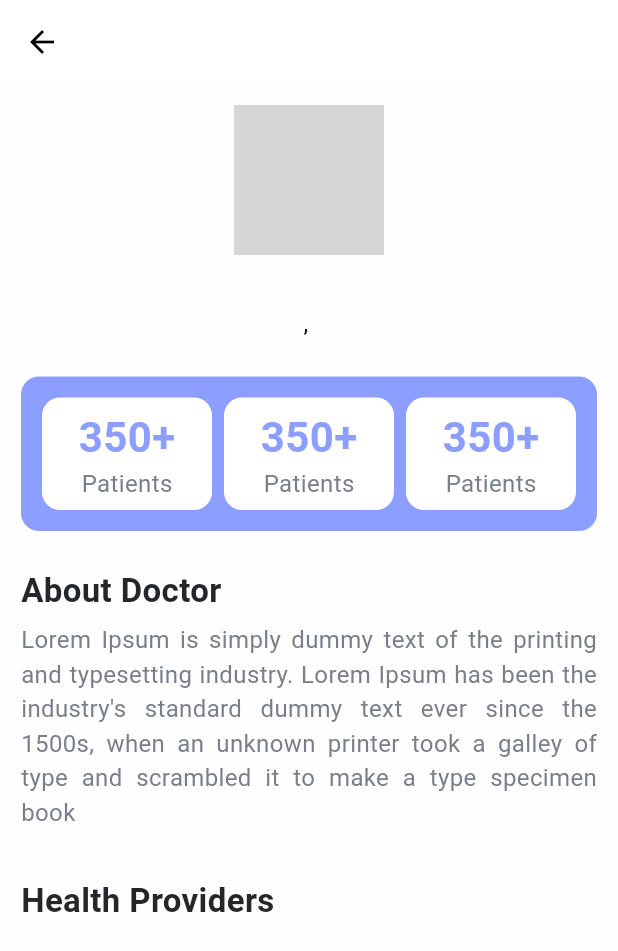
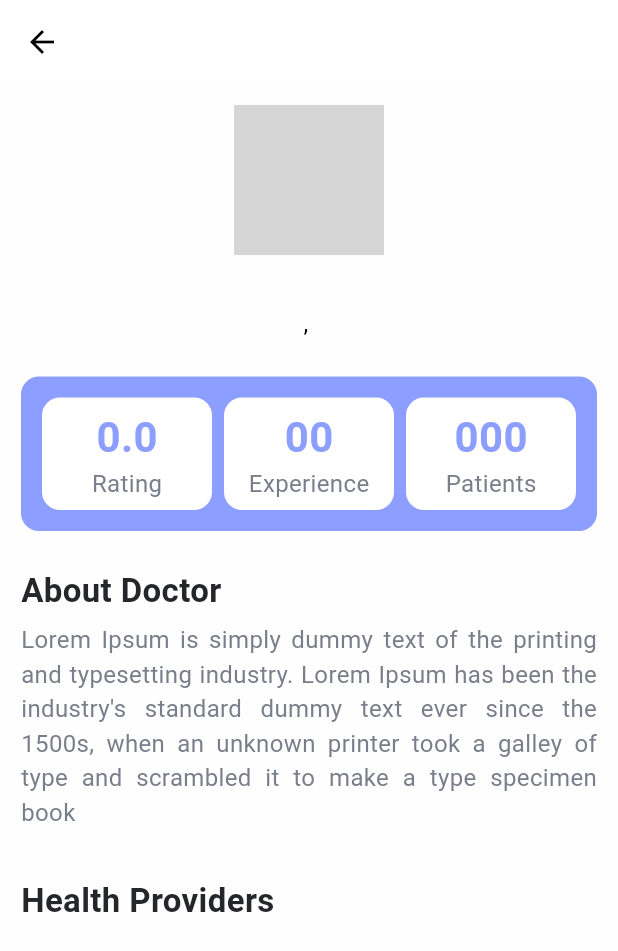
Before and after one commit to Zain-ul-din/doctor-appointment-app, a Flutter app: the DoctorScreen screen opened directly with empty values, on a phone screen of 412 x 824 dp. Shown: the top 951 px of the screen. Run offline on Flutter 3.47's test engine with Material 3 defaults, Android fonts, the phone set to English and light mode, and no system bars; drawn by our look-alikes of sliding_up_panel; our stand-ins replace cloud_firestore, firebase_auth, firebase_core, firebase_messaging, flutter_local_notifications, flutter_svg and 2 more; missing offline and left inert: search_choices; accounts and stored records are empty; network calls fail; grey boxes are pictures that could not be loaded.

Commit message:
doctor profile

```diff
--- a/lib/screens/doctor_screen.dart
+++ b/lib/screens/doctor_screen.dart
@@ -71,7 +71,7 @@ class _DoctorScreen extends State<DoctorScreen> {
                               ),
                               const SizedBox(height: 12.0),
                               Text(
-                                doctor.fullName,
+                                doctor.displayName,
                                 style: kCardTitleStyle.copyWith(
                                     height: 1.0, color: Colors.black),
                               ),
@@ -100,13 +100,13 @@ class _DoctorScreen extends State<DoctorScreen> {
                                   child: Column(
                                     children: [
                                       Text(
-                                        "350+",
+                                        "${doctor.rating}",
                                         style: kLargeTitleStyle.copyWith(
                                           color: Colors.indigoAccent.shade100,
                                         ),
                                       ),
                                       Text(
-                                        "Patients",
+                                        "Rating",
                                         style: kSubtitleStyle,
                                       )
                                     ],
@@ -124,13 +124,13 @@ class _DoctorScreen extends State<DoctorScreen> {
                                   child: Column(
                                     children: [
                                       Text(
-                                        "350+",
+                                        doctor.yearOfExperience.padLeft(2, '0'),
                                         style: kLargeTitleStyle.copyWith(
                                           color: Colors.indigoAccent.shade100,
                                         ),
                                       ),
                                       Text(
-                                        "Patients",
+                                        "Experience",
                                         style: kSubtitleStyle,
                                       )
                                     ],
@@ -148,7 +148,7 @@ class _DoctorScreen extends State<DoctorScreen> {
                                   child: Column(
                                     children: [
                                       Text(
-                                        "350+",
+                                        "000",
                                         style: kLargeTitleStyle.copyWith(
                                           color: Colors.indigoAccent.shade100,
                                         ),
--- a/lib/screens/health_provider_screen.dart
+++ b/lib/screens/health_provider_screen.dart
@@ -52,7 +52,8 @@ class _HealthProviderDetailsScreenState
 
     if (oldWidget.model == null || oldWidget.model!.id != widget.model!.id) {
       _subscription = _fireStoreService
-          .streamAppointmentsByHealthProviderId(widget.model!.id)
+          .streamAppointmentsByHealthProviderId(
+              widget.model != null ? widget.model!.id : '')
           .listen((appointments) {
         setState(() {
           _appointments = appointments;
--- a/lib/screens/home_screen.dart
+++ b/lib/screens/home_screen.dart
@@ -595,7 +595,7 @@ class _HomeScreenState extends State<HomeScreen> {
                     crossAxisAlignment: CrossAxisAlignment.start,
                     children: [
                       Text(
-                        model.fullName,
+                        model.displayName,
                         maxLines: 2,
                         style: kCardTitleStyle.copyWith(height: 1.0),
                       ),
@@ -609,7 +609,7 @@ class _HomeScreenState extends State<HomeScreen> {
                         children: [
                           Icon(Icons.star, color: Colors.yellow),
                           Text(
-                            "4.5",
+                            "${model.rating}",
                             style: kBodyLabelStyle.copyWith(
                               color: Colors.white,
                             ),
--- a/lib/screens/login_screen.dart
+++ b/lib/screens/login_screen.dart
@@ -34,7 +34,7 @@ class LoginScreenState extends State<LoginScreen>
 
     _controller.forward();
 
-    Timer(const Duration(seconds: 5), () {
+    Timer(const Duration(seconds: 4), () {
       _controller.stop();
       _controller.reset();
     });
--- a/lib/services/models.dart
+++ b/lib/services/models.dart
@@ -22,11 +22,13 @@ class DoctorModel {
   bool? isVerified;
   bool? isRejected;
   String? rejectionReason;
+  String displayName;
+  double rating;
   final List<String> specialization;
   final List<String> locations;
 
-  DoctorModel({
-    required this.title,
+  DoctorModel(
+      {required this.title,
       required this.fullName,
       required this.yearOfExperience,
       required this.primarySpecialization,
@@ -45,12 +47,14 @@ class DoctorModel {
       this.isVerified,
       this.isRejected,
       this.rejectionReason,
-  });
+      required this.displayName,
+      required this.rating});
 
   factory DoctorModel.fromJson(Map<String, dynamic> json) {
     return DoctorModel(
         title: json['title'],
         fullName: json['fullName'],
+        rating: json['rating'] + 0.0,
         yearOfExperience: json['yearOfExperience'],
         primarySpecialization: json['primarySpecialization'],
         secondarySpecializations: json['secondarySpecializations'],
@@ -68,7 +72,7 @@ class DoctorModel {
         isVerified: json['isVerified'],
         isRejected: json['isRejected'],
         rejectionReason: json['rejectionReason'],
-    );
+        displayName: json['displayName']);
   }
 
   Map<String, dynamic> toJson() {
@@ -90,6 +94,8 @@ class DoctorModel {
       'isVerified': isVerified,
       'isRejected': isRejected,
       'rejectionReason': rejectionReason,
+      'displayName': displayName,
+      'rating': rating
     };
   }
 }
```
Lines whose indentation alone changed are shown as unchanged.
